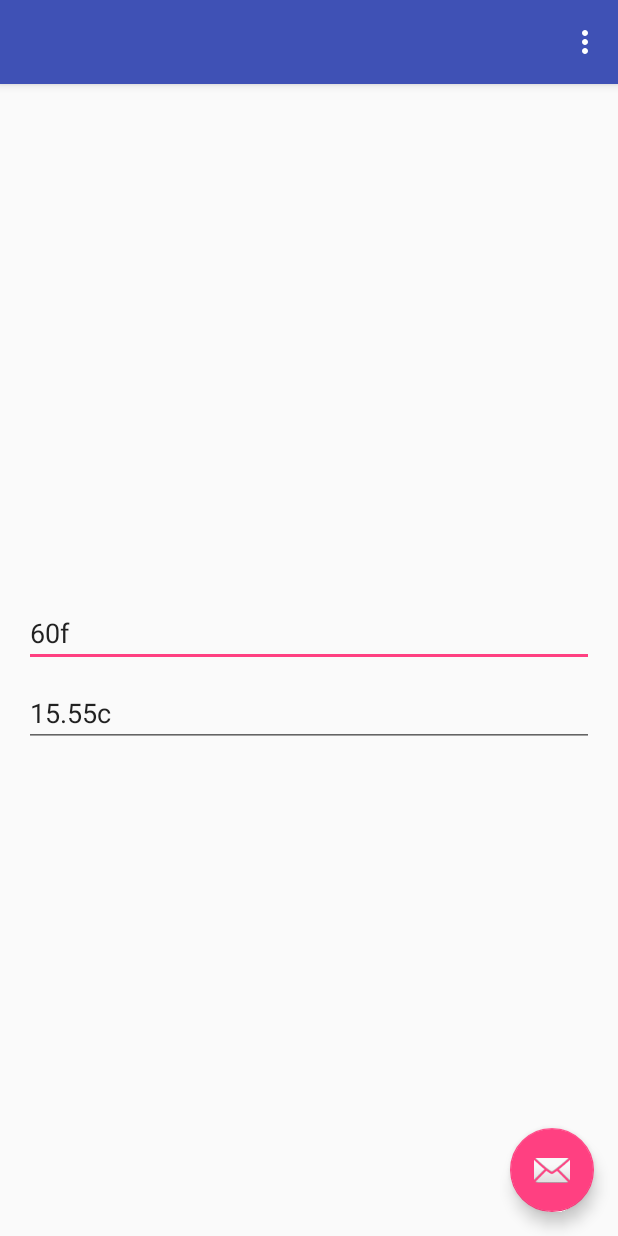
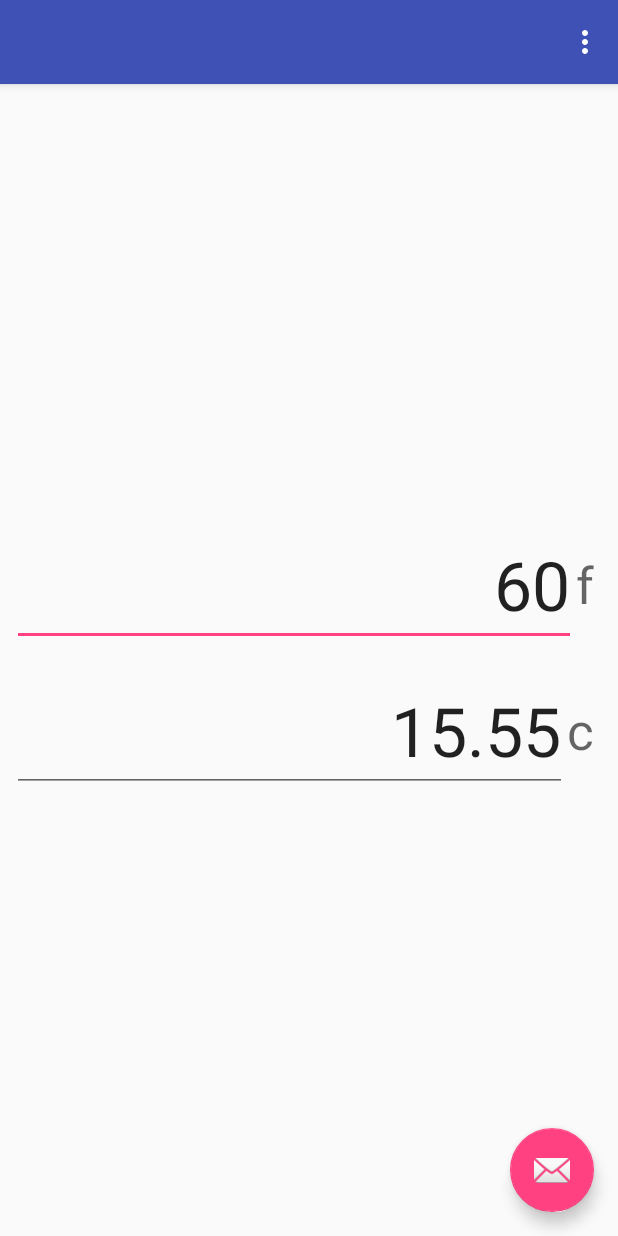
Before and after one commit to HenryFBP/itmd-455, an Android app: the screen it shows after launch (MainActivity), on a phone screen of 412 x 824 dp. Run offline under Robolectric (Android 15) with nearby library versions, the phone set to English and light mode, and no system bars.

Commit message:
overhaul UI yet again

```diff
--- a/TemperatureConverter/app/src/main/java/me/henryfbp/temperatureconverter/MainActivity.java
+++ b/TemperatureConverter/app/src/main/java/me/henryfbp/temperatureconverter/MainActivity.java
@@ -5,20 +5,26 @@ import android.support.design.widget.FloatingActionButton;
 import android.support.design.widget.Snackbar;
 import android.support.v7.app.AppCompatActivity;
 import android.support.v7.widget.Toolbar;
+import android.text.Editable;
+import android.text.TextWatcher;
+import android.util.Log;
 import android.view.View;
 import android.view.Menu;
 import android.view.MenuItem;
+import android.widget.EditText;
 
 public class MainActivity extends AppCompatActivity {
 
     @Override
     protected void onCreate(Bundle savedInstanceState) {
+
         super.onCreate(savedInstanceState);
         setContentView(R.layout.activity_main);
-        Toolbar toolbar = (Toolbar) findViewById(R.id.toolbar);
+
+        Toolbar toolbar = findViewById(R.id.toolbar);
         setSupportActionBar(toolbar);
 
-        FloatingActionButton fab = (FloatingActionButton) findViewById(R.id.fab);
+        FloatingActionButton fab = findViewById(R.id.fab);
         fab.setOnClickListener(new View.OnClickListener() {
             @Override
             public void onClick(View view) {
@@ -26,6 +32,7 @@ public class MainActivity extends AppCompatActivity {
                         .setAction("Action", null).show();
             }
         });
+
     }
 
     @Override
--- a/TemperatureConverter/app/src/main/res/layout/content_main.xml
+++ b/TemperatureConverter/app/src/main/res/layout/content_main.xml
@@ -9,7 +9,6 @@
     tools:showIn="@layout/activity_main">
 
     <LinearLayout
-        android:id="@+id/linearLayout"
         android:layout_width="0dp"
         android:layout_height="wrap_content"
         android:layout_marginBottom="8dp"
@@ -25,39 +24,81 @@
         app:layout_constraintTop_toTopOf="parent"
         app:layout_constraintVertical_bias="0.498">
 
+        <android.support.constraint.ConstraintLayout
+            android:layout_width="match_parent"
+            android:layout_height="match_parent">
+
             <EditText
                 android:id="@+id/editTextFahrenheit"
+                android:layout_width="0dp"
+                android:layout_height="wrap_content"
+                android:layout_marginBottom="8dp"
+                android:layout_marginTop="8dp"
+                android:ems="10"
+                android:gravity="right"
+                android:inputType="number|numberDecimal"
+                android:text="60"
+                android:textAppearance="@style/TextAppearance.AppCompat.Display2"
+                app:layout_constraintBottom_toBottomOf="parent"
+                app:layout_constraintEnd_toStartOf="@+id/textView5"
+                app:layout_constraintStart_toStartOf="parent"
+                app:layout_constraintTop_toTopOf="parent"
+                app:layout_constraintVertical_bias="0.0" />
+
+            <TextView
+                android:id="@+id/textView5"
+                android:layout_width="0dp"
+                android:layout_height="wrap_content"
+                android:layout_marginBottom="8dp"
+                android:layout_marginEnd="8dp"
+                android:layout_marginRight="8dp"
+                android:layout_marginTop="8dp"
+                android:text="f"
+                android:textAppearance="@style/TextAppearance.AppCompat.Display1"
+                app:layout_constraintBottom_toBottomOf="parent"
+                app:layout_constraintEnd_toEndOf="parent"
+                app:layout_constraintTop_toTopOf="parent"
+                app:layout_constraintVertical_bias="0.485" />
+        </android.support.constraint.ConstraintLayout>
+
+        <android.support.constraint.ConstraintLayout
             android:layout_width="match_parent"
-            android:layout_height="wrap_content"
-            android:layout_marginEnd="8dp"
-            android:layout_marginLeft="8dp"
-            android:layout_marginRight="8dp"
-            android:layout_marginStart="8dp"
-            android:layout_marginTop="28dp"
-            android:ems="10"
-            android:inputType="textPersonName"
-            android:text="60f"
-            app:layout_constraintEnd_toEndOf="parent"
-            app:layout_constraintStart_toStartOf="parent"
-            app:layout_constraintTop_toTopOf="parent" />
+            android:layout_height="match_parent">
 
             <EditText
                 android:id="@+id/editTextCelsius"
-            android:layout_width="match_parent"
+                android:layout_width="0dp"
+                android:layout_height="wrap_content"
+                android:layout_marginBottom="8dp"
+                android:layout_marginTop="8dp"
+                android:ems="10"
+                android:gravity="right"
+                android:inputType="number|numberDecimal"
+                android:text="15.55"
+                android:textAppearance="@style/TextAppearance.AppCompat.Display2"
+                app:layout_constraintBottom_toBottomOf="parent"
+                app:layout_constraintEnd_toStartOf="@+id/textView6"
+                app:layout_constraintStart_toStartOf="parent"
+                app:layout_constraintTop_toTopOf="parent"
+                app:layout_constraintVertical_bias="1.0" />
+
+            <TextView
+                android:id="@+id/textView6"
+                android:layout_width="0dp"
                 android:layout_height="wrap_content"
                 android:layout_marginBottom="8dp"
                 android:layout_marginEnd="8dp"
-            android:layout_marginLeft="8dp"
                 android:layout_marginRight="8dp"
-            android:layout_marginStart="8dp"
                 android:layout_marginTop="8dp"
-            android:ems="10"
-            android:inputType="textPersonName"
-            android:text="15.55c"
-            app:layout_constraintBottom_toBottomOf="@+id/linearLayout"
+                android:text="c"
+                android:textAppearance="@style/TextAppearance.AppCompat.Display1"
+                app:layout_constraintBottom_toBottomOf="parent"
                 app:layout_constraintEnd_toEndOf="parent"
-            app:layout_constraintStart_toStartOf="parent"
-            app:layout_constraintTop_toBottomOf="@+id/editTextFahrenheit" />
+                app:layout_constraintTop_toTopOf="parent"
+                app:layout_constraintVertical_bias="0.485" />
+
+        </android.support.constraint.ConstraintLayout>
+
     </LinearLayout>
 
 </android.support.constraint.ConstraintLayout>
```
Lines whose indentation alone changed are shown as unchanged.
